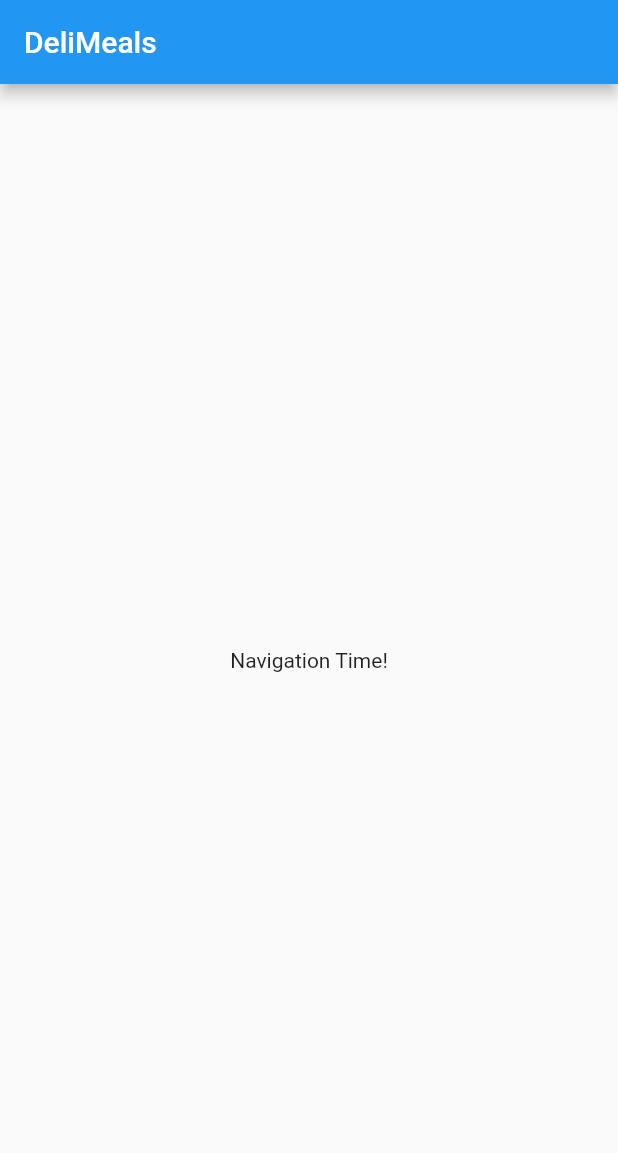
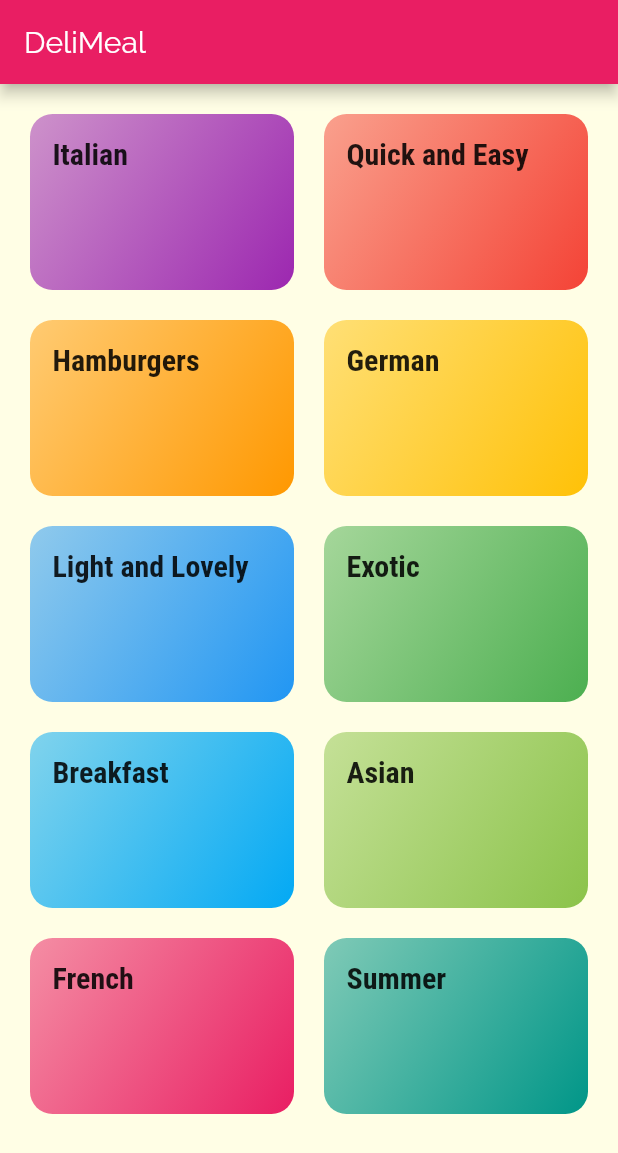
Before and after one commit to br4dd/meals_app, a Flutter app: the screen it shows after launch, on a phone screen of 412 x 824 dp. Shown: the top 1153 px of the screen. Run offline on Flutter 3.47's test engine with Material 2 defaults, Android fonts, the phone set to English and light mode, and no system bars.

Commit message:
adding fonts

```diff
--- /dev/null
+++ b/lib/categories_screen.dart
@@ -0,0 +1,33 @@
+import 'package:flutter/material.dart';
+
+import './dummy_data.dart';
+import './category_item.dart';
+
+class CategoriesScreen extends StatelessWidget {
+  @override
+  Widget build(BuildContext context) {
+    return Scaffold(
+      appBar: AppBar(
+        title: const Text('DeliMeal'),
+      ),
+      body: GridView(
+        padding: const EdgeInsets.all(20),
+        // designing gridview
+        gridDelegate: SliverGridDelegateWithMaxCrossAxisExtent(
+          maxCrossAxisExtent: 200, //200 px per item
+          childAspectRatio: 3 / 2,
+          crossAxisSpacing: 20,
+          mainAxisSpacing: 20,
+        ),
+
+        children: DUMMY_CATEGORIES
+            .map((categoryData) => CategoryItem(
+                  // temporary variable to pass it on CategoryItem class
+                  categoryData.title,
+                  categoryData.color,
+                ))
+            .toList(),
+      ),
+    );
+  }
+}
--- /dev/null
+++ b/lib/category_item.dart
@@ -0,0 +1,30 @@
+import 'package:flutter/material.dart';
+
+class CategoryItem extends StatelessWidget {
+  final String title;
+  final Color color;
+
+  CategoryItem(this.title, this.color);
+
+  @override
+  Widget build(BuildContext context) {
+    return Container(
+      padding: const EdgeInsets.all(15),
+      child: Text(
+        title,
+        style: Theme.of(context).textTheme.headline6,
+      ),
+      decoration: BoxDecoration(
+        gradient: LinearGradient(
+          colors: [
+            color.withOpacity(.5),
+            color,
+          ],
+          begin: Alignment.topLeft,
+          end: Alignment.bottomRight,
+        ),
+        borderRadius: BorderRadius.circular(15),
+      ),
+    );
+  }
+}
--- /dev/null
+++ b/lib/dummy_data.dart
@@ -0,0 +1,55 @@
+import 'package:flutter/material.dart';
+import './models/category.dart';
+
+const DUMMY_CATEGORIES = const [
+  Category(
+    id: 'c1',
+    title: 'Italian',
+    color: Colors.purple,
+  ),
+  Category(
+    id: 'c2',
+    title: 'Quick and Easy',
+    color: Colors.red,
+  ),
+  Category(
+    id: 'c3',
+    title: 'Hamburgers',
+    color: Colors.orange,
+  ),
+  Category(
+    id: 'c4',
+    title: 'German',
+    color: Colors.amber,
+  ),
+  Category(
+    id: 'c5',
+    title: 'Light and Lovely',
+    color: Colors.blue,
+  ),
+  Category(
+    id: 'c6',
+    title: 'Exotic',
+    color: Colors.green,
+  ),
+  Category(
+    id: 'c7',
+    title: 'Breakfast',
+    color: Colors.lightBlue,
+  ),
+  Category(
+    id: 'c8',
+    title: 'Asian',
+    color: Colors.lightGreen,
+  ),
+  Category(
+    id: 'c9',
+    title: 'French',
+    color: Colors.pink,
+  ),
+  Category(
+    id: 'c10',
+    title: 'Summer',
+    color: Colors.teal,
+  ),
+];
--- a/lib/main.dart
+++ b/lib/main.dart
@@ -1,4 +1,5 @@
 import 'package:flutter/material.dart';
+import './categories_screen.dart';
 
 void main() {
   runApp(MyApp());
@@ -11,30 +12,21 @@ class MyApp extends StatelessWidget {
     return MaterialApp(
       title: 'DeliMeals',
       theme: ThemeData(
-        primarySwatch: Colors.blue,
+        // adding styling to the theme
+        primarySwatch: Colors.pink,
+        accentColor: Colors.amber,
+        canvasColor: Color.fromRGBO(255, 254, 229, 1),
+        fontFamily: 'Raleway',
+        textTheme: ThemeData.light().textTheme.copyWith(
+                headline6: TextStyle(
+              fontSize: 20,
+              // imported from assets/fonts/ folder
+              fontFamily: 'RobotoCondensed',
+              fontWeight: FontWeight.bold,
+            )),
       ),
-      home: MyHomePage(title: 'DeliMeals'),
+      // home: MyHomePage(title: 'DeliMeals'),
+      home: CategoriesScreen(),
     );
   }
 }
-
-class MyHomePage extends StatefulWidget {
-  MyHomePage({Key key, this.title}) : super(key: key);
-
-  final String title;
-
-  @override
-  _MyHomePageState createState() => _MyHomePageState();
-}
-
-class _MyHomePageState extends State<MyHomePage> {
-  @override
-  Widget build(BuildContext context) {
-    return Scaffold(
-      appBar: AppBar(
-        title: Text(widget.title),
-      ),
-      body: Center(child: Text('Navigation Time!')),
-    );
-  }
-}
--- /dev/null
+++ b/lib/models/category.dart
@@ -0,0 +1,13 @@
+import 'package:flutter/material.dart';
+
+class Category {
+  final String id;
+  final String title;
+  final Color color;
+
+  const Category({
+    @required this.id,
+    @required this.title,
+    this.color = Colors.orange,
+  });
+}
```
Also changed, not shown: pubspec.yaml (+18 -6 lines), assets/fonts/Raleway-Black.ttf (added), assets/fonts/Raleway-Bold.ttf (added), assets/fonts/Raleway-Regular.ttf (added), assets/fonts/RobotoCondensed-Bold.ttf (added), assets/fonts/RobotoCondensed-Italic.ttf (added), assets/fonts/RobotoCondensed-Light.ttf (added), assets/fonts/RobotoCondensed-Regular.ttf (added).
